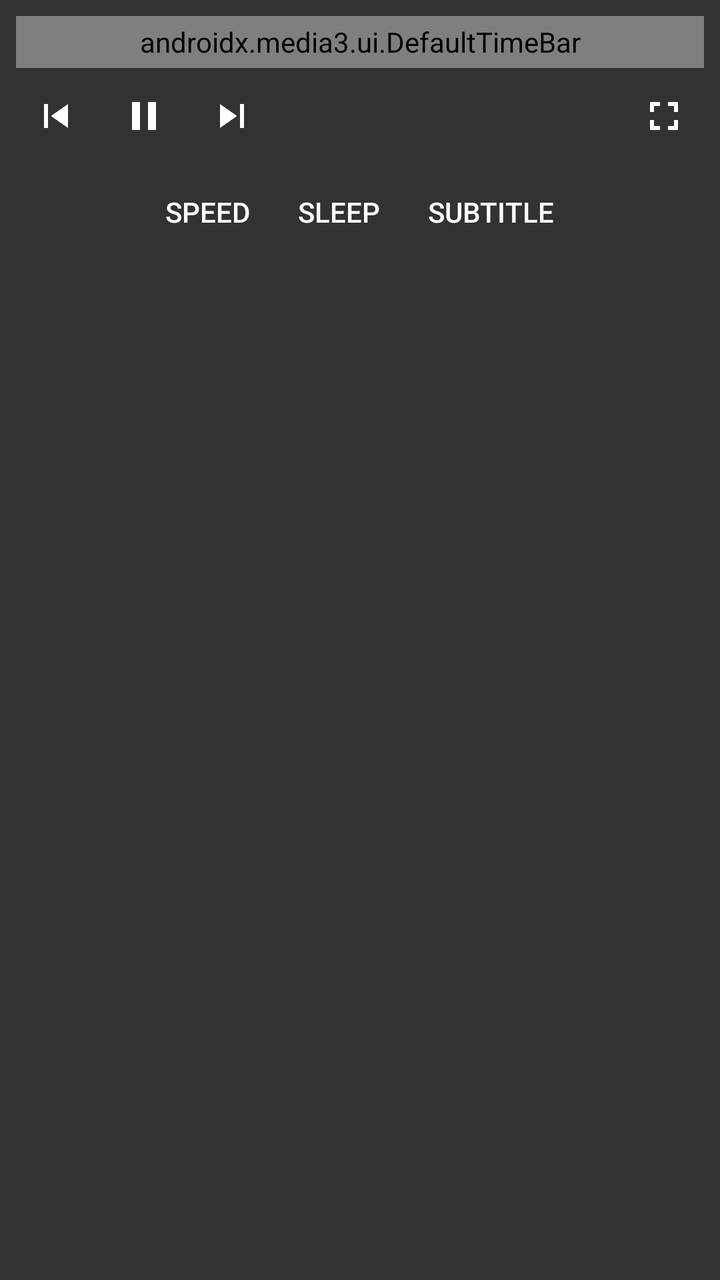
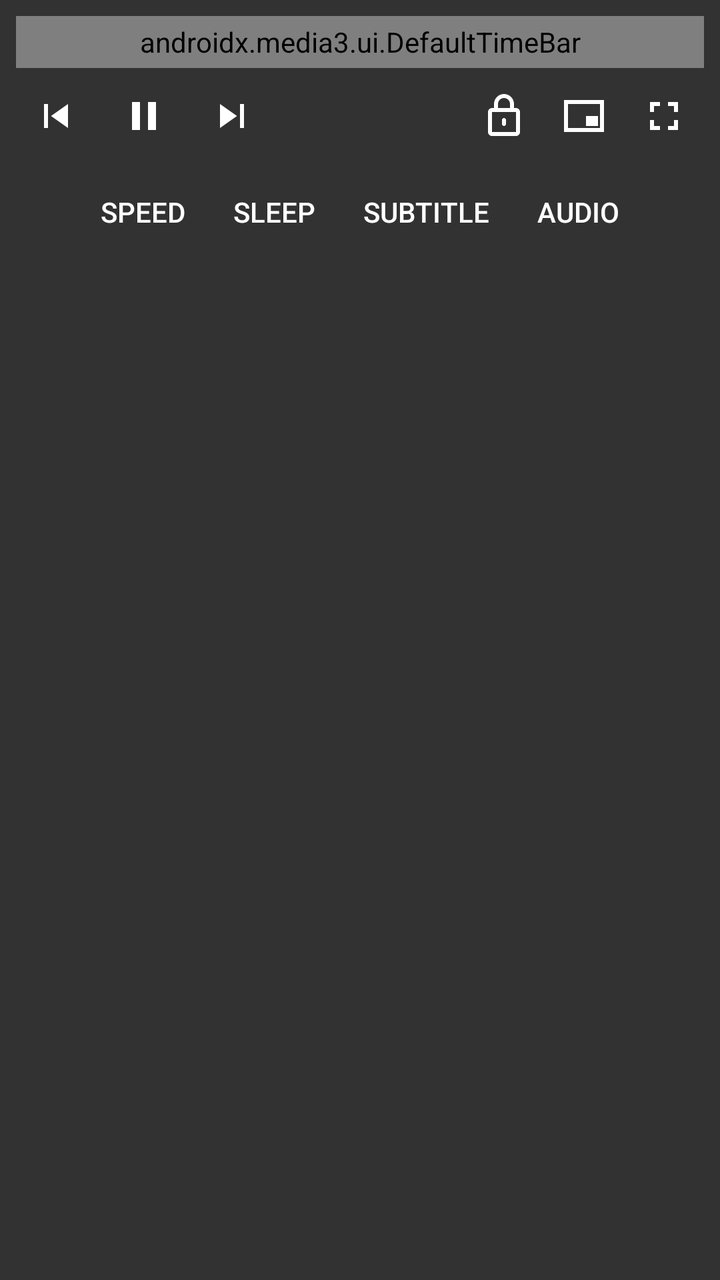

Screens rendered from an Android XML layout before and after an edit, with the pre-edit source and the edit as a unified diff.
<!-- AndroidManifest.xml: application theme Theme.SPPlayer -->
<!-- res/layout/exo_player_control_view.xml -->
<?xml version="1.0" encoding="utf-8"?>
<LinearLayout xmlns:android="http://schemas.android.com/apk/res/android"
    android:layout_width="match_parent"
    android:layout_height="wrap_content"
    android:layout_gravity="bottom"
    android:background="#CC000000"
    android:orientation="vertical"
    android:padding="8dp">

    <LinearLayout
        android:layout_width="match_parent"
        android:layout_height="wrap_content"
        android:gravity="center_vertical"
        android:orientation="horizontal">

        <TextView
            android:id="@+id/exo_position"
            android:layout_width="wrap_content"
            android:layout_height="wrap_content"
            android:textColor="@android:color/white"
            android:textSize="12sp" />

        <androidx.media3.ui.DefaultTimeBar
            android:id="@+id/exo_progress"
            android:layout_width="0dp"
            android:layout_height="26dp"
            android:layout_weight="1" />

        <TextView
            android:id="@+id/exo_duration"
            android:layout_width="wrap_content"
            android:layout_height="wrap_content"
            android:textColor="@android:color/white"
            android:textSize="12sp" />
    </LinearLayout>

    <LinearLayout
        android:layout_width="match_parent"
        android:layout_height="wrap_content"
        android:gravity="center_vertical"
        android:orientation="horizontal">

        <ImageButton
            android:id="@+id/exo_prev"
            android:layout_width="40dp"
            android:layout_height="40dp"
            android:background="?attr/selectableItemBackgroundBorderless"
            android:contentDescription="Previous"
            android:src="@drawable/ic_prev"
            android:tint="@android:color/white" />

        <ImageButton
            android:id="@+id/exo_play_pause"
            android:layout_width="48dp"
            android:layout_height="48dp"
            android:background="?attr/selectableItemBackgroundBorderless"
            android:contentDescription="Play/Pause"
            android:src="@drawable/ic_pause"
            android:tint="@android:color/white" />

        <ImageButton
            android:id="@+id/exo_next"
            android:layout_width="40dp"
            android:layout_height="40dp"
            android:background="?attr/selectableItemBackgroundBorderless"
            android:contentDescription="Next"
            android:src="@drawable/ic_next"
            android:tint="@android:color/white" />

        <View
            android:layout_width="0dp"
            android:layout_height="0dp"
            android:layout_weight="1" />

        <ImageButton
            android:id="@+id/exo_fullscreen"
            android:layout_width="40dp"
            android:layout_height="40dp"
            android:background="?attr/selectableItemBackgroundBorderless"
            android:contentDescription="Fullscreen"
            android:src="@drawable/ic_fullscreen"
            android:tint="@android:color/white" />
    </LinearLayout>

    <LinearLayout
        android:layout_width="match_parent"
        android:layout_height="wrap_content"
        android:gravity="center"
        android:orientation="horizontal">

        <Button
            android:id="@+id/btn_speed_video"
            style="?android:attr/buttonBarButtonStyle"
            android:layout_width="wrap_content"
            android:layout_height="wrap_content"
            android:text="Speed"
            android:textColor="@android:color/white" />

        <Button
            android:id="@+id/btn_sleep_video"
            style="?android:attr/buttonBarButtonStyle"
            android:layout_width="wrap_content"
            android:layout_height="wrap_content"
            android:text="Sleep"
            android:textColor="@android:color/white" />

        <Button
            android:id="@+id/btn_subtitle_video"
            style="?android:attr/buttonBarButtonStyle"
            android:layout_width="wrap_content"
            android:layout_height="wrap_content"
            android:text="Subtitle"
            android:textColor="@android:color/white" />
    </LinearLayout>

</LinearLayout>
<!-- resources referenced by this layout -->
<resources>
  <!-- drawable ic_fullscreen (drawable) -->
  <vector xmlns:android="http://schemas.android.com/apk/res/android"
      android:width="24dp"
      android:height="24dp"
      android:viewportWidth="24"
      android:viewportHeight="24">
      <path
          android:fillColor="#FF000000"
          android:pathData="M7,14H5v5h5v-2H7v-3zM5,10h2V7h3V5H5v5zM17,17h-3v2h5v-5h-2v3zM14,5v2h3v3h2V5h-5z" />
  </vector>
  <!-- drawable ic_next (drawable) -->
  <vector xmlns:android="http://schemas.android.com/apk/res/android"
      android:width="24dp"
      android:height="24dp"
      android:viewportWidth="24"
      android:viewportHeight="24">
      <path
          android:fillColor="#FF000000"
          android:pathData="M6,18l8.5,-6L6,6v12zM16,6v12h2V6h-2z" />
  </vector>
  <!-- drawable ic_pause (drawable) -->
  <vector xmlns:android="http://schemas.android.com/apk/res/android"
      android:width="24dp"
      android:height="24dp"
      android:viewportWidth="24"
      android:viewportHeight="24">
      <path
          android:fillColor="#FF000000"
          android:pathData="M6,19h4V5H6v14zM14,5v14h4V5h-4z" />
  </vector>
  <!-- drawable ic_prev (drawable) -->
  <vector xmlns:android="http://schemas.android.com/apk/res/android"
      android:width="24dp"
      android:height="24dp"
      android:viewportWidth="24"
      android:viewportHeight="24">
      <path
          android:fillColor="#FF000000"
          android:pathData="M6,6h2v12H6zM9.5,12l8.5,6V6z" />
  </vector>
  <style name="Theme.SPPlayer" parent="Theme.AppCompat.DayNight.NoActionBar">
          <item name="colorPrimary">@color/accent_pink</item>
          <item name="colorPrimaryDark">@color/accent_pink_dark</item>
          <item name="colorAccent">@color/accent_pink</item>
          <item name="android:windowBackground">?android:attr/colorBackground</item>
      </style>
  <color name="accent_pink">#E91E63</color>
  <color name="accent_pink_dark">#C2185B</color>
</resources>

<!-- the commit's change to res/layout/exo_player_control_view.xml (unified diff, before → after) -->
@@ -73,6 +73,24 @@
             android:layout_weight="1" />
 
         <ImageButton
+            android:id="@+id/btn_lock_video"
+            android:layout_width="40dp"
+            android:layout_height="40dp"
+            android:background="?attr/selectableItemBackgroundBorderless"
+            android:contentDescription="Lock screen"
+            android:src="@drawable/ic_lock"
+            android:tint="@android:color/white" />
+
+        <ImageButton
+            android:id="@+id/btn_pip_video"
+            android:layout_width="40dp"
+            android:layout_height="40dp"
+            android:background="?attr/selectableItemBackgroundBorderless"
+            android:contentDescription="Picture in picture"
+            android:src="@drawable/ic_pip"
+            android:tint="@android:color/white" />
+
+        <ImageButton
             android:id="@+id/exo_fullscreen"
             android:layout_width="40dp"
             android:layout_height="40dp"
@@ -111,6 +129,14 @@
             android:layout_height="wrap_content"
             android:text="Subtitle"
             android:textColor="@android:color/white" />
+
+        <Button
+            android:id="@+id/btn_audio_video"
+            style="?android:attr/buttonBarButtonStyle"
+            android:layout_width="wrap_content"
+            android:layout_height="wrap_content"
+            android:text="Audio"
+            android:textColor="@android:color/white" />
     </LinearLayout>
 
 </LinearLayout>
<!-- resource entries referenced after the edit -->
@@ -9,6 +9,16 @@
       <path
           android:fillColor="#FF000000"
           android:pathData="M7,14H5v5h5v-2H7v-3zM5,10h2V7h3V5H5v5zM17,17h-3v2h5v-5h-2v3zM14,5v2h3v3h2V5h-5z" />
+  </vector>
+  <!-- drawable ic_lock (drawable) -->
+  <vector xmlns:android="http://schemas.android.com/apk/res/android"
+      android:width="24dp"
+      android:height="24dp"
+      android:viewportWidth="24"
+      android:viewportHeight="24">
+      <path
+          android:fillColor="#FF000000"
+          android:pathData="M18,8h-1V6c0,-2.76 -2.24,-5 -5,-5S7,3.24 7,6v2H6c-1.1,0 -2,0.9 -2,2v10c0,1.1 0.9,2 2,2h12c1.1,0 2,-0.9 2,-2V10c0,-1.1 -0.9,-2 -2,-2zM9,6c0,-1.66 1.34,-3 3,-3s3,1.34 3,3v2H9V6zM18,20H6V10h12v10zM12,17c0.55,0 1,-0.45 1,-1v-2c0,-0.55 -0.45,-1 -1,-1s-1,0.45 -1,1v2C11,16.55 11.45,17 12,17z" />
   </vector>
   <!-- drawable ic_next (drawable) -->
   <vector xmlns:android="http://schemas.android.com/apk/res/android"
@@ -30,6 +40,20 @@
           android:fillColor="#FF000000"
           android:pathData="M6,19h4V5H6v14zM14,5v14h4V5h-4z" />
   </vector>
+  <!-- drawable ic_pip (drawable) -->
+  <vector xmlns:android="http://schemas.android.com/apk/res/android"
+      android:width="24dp"
+      android:height="24dp"
+      android:viewportWidth="24"
+      android:viewportHeight="24">
+      <path
+          android:fillColor="#FF000000"
+          android:fillType="evenOdd"
+          android:pathData="M2,4h20v16H2V4zM4,6v12h16V6H4z" />
+      <path
+          android:fillColor="#FF000000"
+          android:pathData="M13,12h6v5h-6V12z" />
+  </vector>
   <!-- drawable ic_prev (drawable) -->
   <vector xmlns:android="http://schemas.android.com/apk/res/android"
       android:width="24dp"
